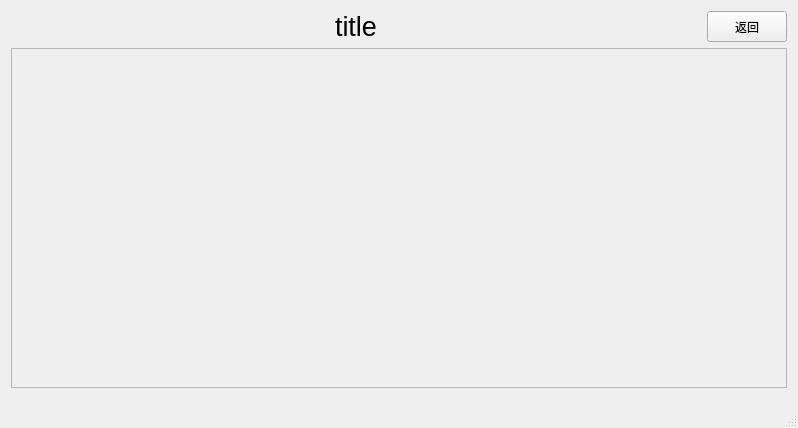
Above: MianWin.ui from urielyan/sunDemon before the change. Below: the same form after it.
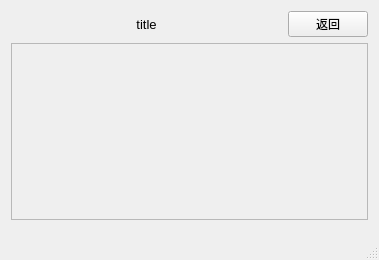
That is the form after the change.

```diff
--- a/MianWin.ui
+++ b/MianWin.ui
@@ -6,8 +6,8 @@
    <rect>
     <x>0</x>
     <y>0</y>
-    <width>798</width>
-    <height>428</height>
+    <width>379</width>
+    <height>260</height>
    </rect>
   </property>
   <property name="windowTitle">
@@ -21,7 +21,7 @@
        <widget class="QLabel" name="title">
         <property name="font">
          <font>
-          <pointsize>20</pointsize>
+          <pointsize>10</pointsize>
          </font>
         </property>
         <property name="text">
@@ -60,8 +60,8 @@
         <rect>
          <x>0</x>
          <y>0</y>
-         <width>774</width>
-         <height>325</height>
+         <width>355</width>
+         <height>162</height>
         </rect>
        </property>
       </widget>
```
